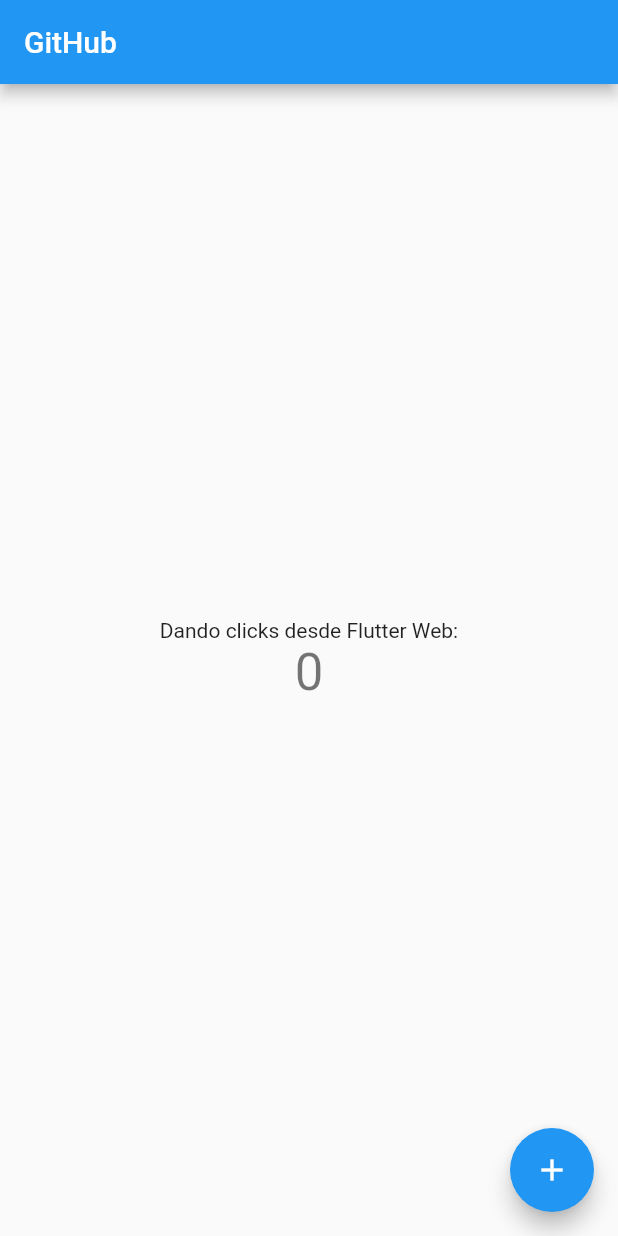
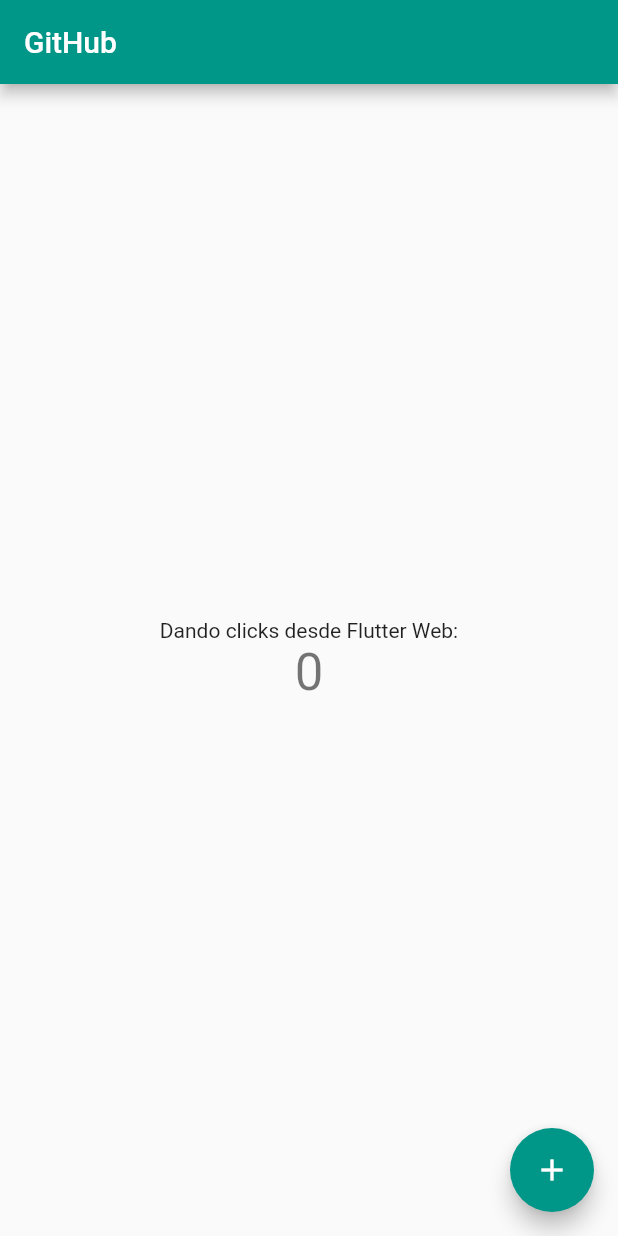
Before and after one commit to spainbarca/Git_GitHub, a Flutter app: the screen it shows after launch, on a phone screen of 412 x 824 dp. Run offline on Flutter 3.47's test engine with Material 2 defaults, Android fonts, the phone set to English and light mode, and no system bars.

Commit message:
Se cambio el color de la interfaz

```diff
--- a/lib/main.dart
+++ b/lib/main.dart
@@ -11,10 +11,11 @@ class MyApp extends StatelessWidget {
   @override
   Widget build(BuildContext context) {
     return MaterialApp(
+      debugShowCheckedModeBanner: false,
       title: 'Curso Git',
       theme: ThemeData(
 
-        primarySwatch: Colors.blue,
+        primarySwatch: Colors.teal,
       ),
       home: const MyHomePage(title: 'GitHub'),
     );
```
